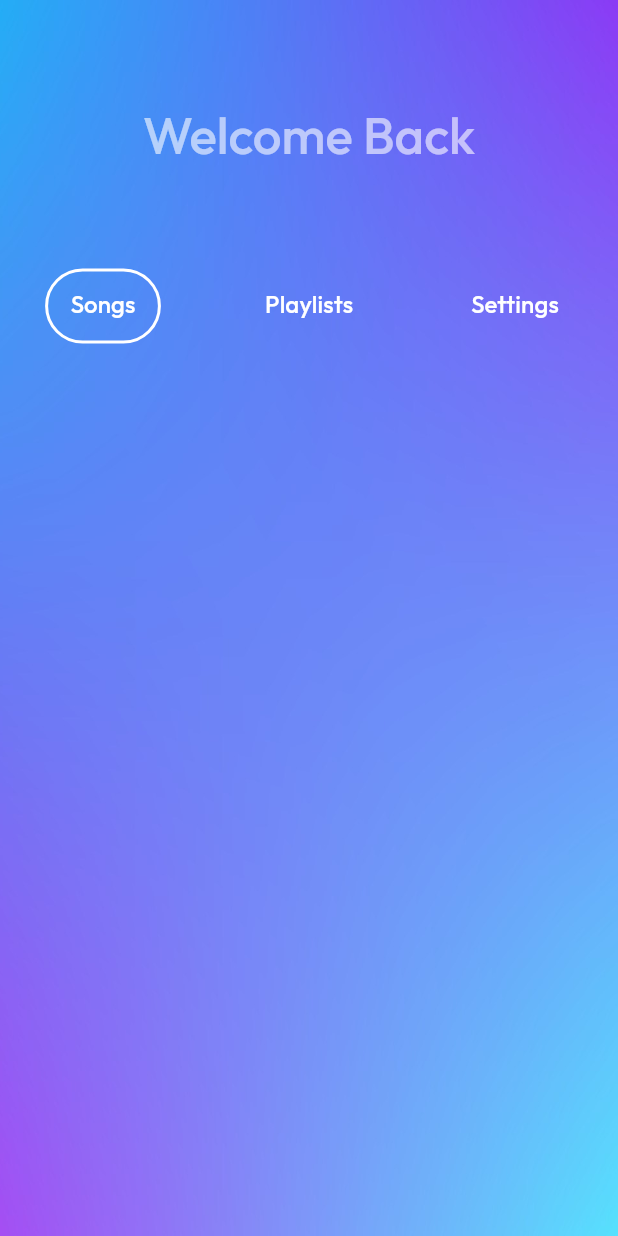
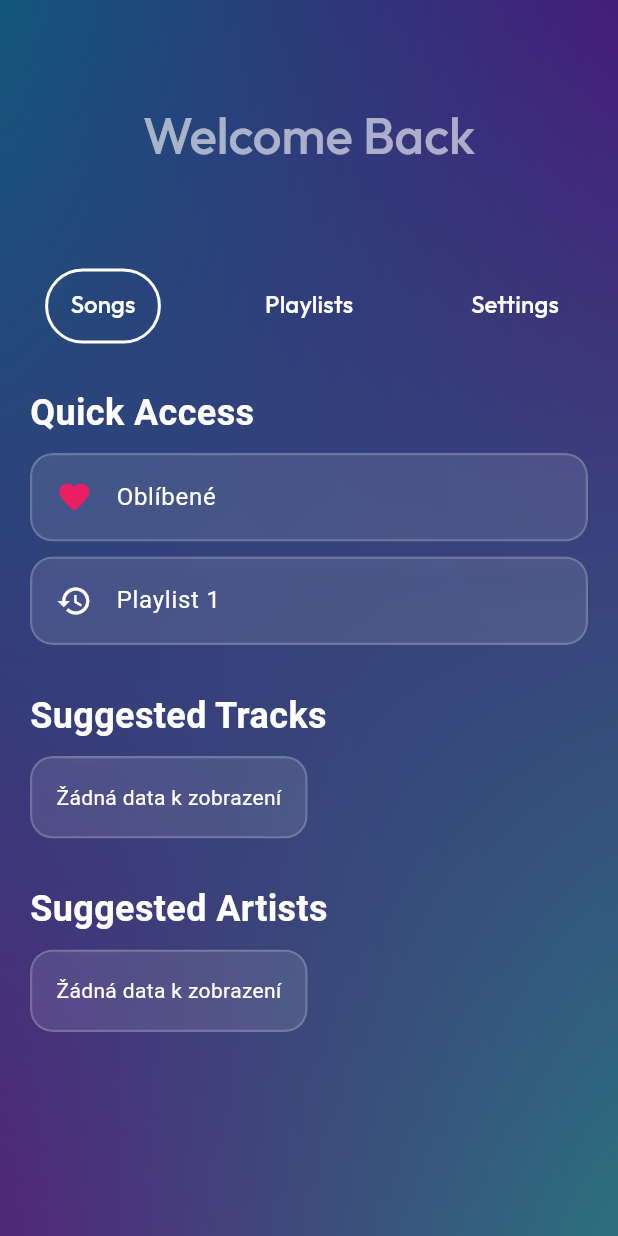
Before and after one commit to D4v31x/Aurora-Music_ALPHA, a Flutter app: the HomeScreen screen opened directly with empty values, on a phone screen of 412 x 824 dp. Run offline on Flutter 3.47's test engine with Material 3 defaults, Android fonts, the phone set to English and light mode, and no system bars; our stand-ins replace appwrite, audio_service, just_audio, on_audio_query, palette_generator, permission_handler and 3 more; missing offline and left inert: version; accounts and stored records are empty; network calls fail; statements that could not run were skipped.

Commit message:
Update home_screen.dart

```diff
--- a/assets/lang/cs.json
+++ b/assets/lang/cs.json
@@ -9,5 +9,8 @@
   "playlists": "Playlisty",
   "settings": "Nastavení",
   "user_settings": "Uživatelské nastavení",
-  "next": "Další"
+  "next": "Další",
+  "quick_access": "Rychlý přístup",
+  "suggested_tracks": "Navrhované skladby",
+  "suggested_artists": "Navrhovaní umělci"
 }
--- a/assets/lang/en.json
+++ b/assets/lang/en.json
@@ -9,5 +9,8 @@
   "playlists": "Playlists",
   "settings": "Settings",
   "user_settings": "User settings",
-  "next": "Next"
+  "next": "Next",
+  "quick_access": "Quick Access",
+  "suggested_tracks": "Suggested Tracks",
+  "suggested_artists": "Suggested Artists"
 }
--- a/lib/l18n/app_cs.arb
+++ /dev/null
@@ -1,9 +0,0 @@
-{
-  "@@locale": "cs",
-  "appTitle": "Aurora Music",
-  "setPreferences": "Nastavte preference",
-  "savePreferences": "Uložit preference",
-  "welcomeBack": "Vítejte zpět",
-  "enterPreference": "Zadejte svou preferenci",
-  "pleaseEnterPreference": "Zadejte prosím svou preferenci"
-}
--- a/lib/l18n/app_en.arb
+++ /dev/null
@@ -1,9 +0,0 @@
-{
-  "@@locale": "en",
-  "appTitle": "Aurora Music",
-  "setPreferences": "Set Preferences",
-  "savePreferences": "Save Preferences",
-  "welcomeBack": "Welcome Back",
-  "enterPreference": "Enter your preference",
-  "pleaseEnterPreference": "Please enter your preference"
-}
--- a/lib/screens/home_screen.dart
+++ b/lib/screens/home_screen.dart
@@ -9,12 +9,13 @@ import 'package:on_audio_query/on_audio_query.dart';
 import 'package:appwrite/appwrite.dart';
 import 'package:aurora_music_v01/screens/now_playing.dart';
 import 'package:palette_generator/palette_generator.dart';
+import 'dart:ui';
+import 'dart:typed_data';
 
 import '../localization/app_localizations.dart';
 
 class HomeScreen extends StatefulWidget {
   final Client client;
-
 
   const HomeScreen({super.key, required this.client});
 
@@ -261,20 +262,45 @@ class _HomeScreenState extends State<HomeScreen> with TickerProviderStateMixin {
       });
     }
 
-    return Stack(
-      children: [
-        Container(
+    Widget buildBackground() {
+      return FutureBuilder<Uint8List?>(
+        future: currentSong != null
+            ? OnAudioQuery().queryArtwork(currentSong!.id, ArtworkType.AUDIO)
+            : Future.value(null),
+        builder: (context, snapshot) {
+          ImageProvider backgroundImage;
+          if (snapshot.connectionState == ConnectionState.done && snapshot.data != null) {
+            backgroundImage = MemoryImage(snapshot.data!);
+          } else {
+            backgroundImage = AssetImage(isDarkMode
+                ? 'assets/images/background/dark_back.jpg'
+                : 'assets/images/background/light_back.jpg');
+          }
+
+          return Container(
             width: double.infinity,
+            height: double.infinity,
             decoration: BoxDecoration(
-            color: Colors.transparent,
               image: DecorationImage(
-              image: AssetImage(isDarkMode
-                  ? 'assets/images/background/dark_back.jpg'
-                  : 'assets/images/background/light_back.jpg'),
+                image: backgroundImage,
                 fit: BoxFit.cover,
               ),
             ),
+            child: BackdropFilter(
+              filter: ImageFilter.blur(sigmaX: 10, sigmaY: 10),
+              child: Container(
+                color: Colors.black.withOpacity(0.5),
               ),
+            ),
+          );
+        },
+      );
+    }
+
+
+    return Stack(
+      children: [
+        buildBackground(),
         Scaffold(
           backgroundColor: Colors.transparent,
           appBar: AppBar(
@@ -374,122 +400,15 @@ class _HomeScreenState extends State<HomeScreen> with TickerProviderStateMixin {
               ),
             ),
           ),
-          body: Stack(
-            children: [
-              TabBarView(
+          body: TabBarView(
             controller: _tabController,
             children: [
-                  ListView.builder(
-                    itemCount: songs.length,
-                    itemBuilder: (context, index) {
-                      final song = songs[index];
-                      return ListTile(
-                        leading: QueryArtworkWidget(
-                          id: song.id,
-                          type: ArtworkType.AUDIO,
-                          artworkFit: BoxFit.cover,
-                          nullArtworkWidget: const Icon(
-                            Icons.music_note,
-                            color: Colors.white,
+              buildHomeTab(),
+              const Center(
+                child: Text('Library'),
               ),
-                        ),
-                        title: Text(
-                          song.title.toString(),
-                          style: const TextStyle(color: Colors.white),
-                        ),
-                        subtitle: Text(
-                          song.artist.toString(),
-                          style: const TextStyle(color: Colors.white),
-                        ),
-                        onTap: () {
-                          _onSongTap(song);
-                        },
-                      );
-                    },
-                  ),
-                  Center(
-                    child: Text(AppLocalizations.of(context).translate('playlists'),
-                        style: const TextStyle(color: Colors.white)),
-                  ),
-                  ListView(
-                    children: [
-                      ListTile(
-                        title: const Text(
-                          'Log Out',
-                          style: TextStyle(color: Colors.white),
-                        ),
-                        subtitle: Text(
-                          AppLocalizations.of(context).translate('user_settings'),
-                          style: const TextStyle(color: Colors.grey),
-                        ),
-                        leading: const Icon(Icons.logout, color: Colors.white),
-                        onTap: logout,
-                      ),
-                    ],
-                  ),
-                ],
-              ),
-              if (currentSong != null)
-                Positioned(
-                  bottom: 16.0,
-                  left: 16.0,
-                  right: 16.0,
-                  child: GestureDetector(
-                    onTap: () => _openNowPlayingScreen(currentSong!),
-                    child: AnimatedContainer(
-                      duration: const Duration(milliseconds: 500),
-                      padding: const EdgeInsets.all(8.0),
-                      decoration: BoxDecoration(
-                        color: dominantColor ?? Colors.black.withOpacity(0.7),
-                        borderRadius: BorderRadius.circular(20.0),
-                      ),
-                      child: Row(
-                        children: [
-                          QueryArtworkWidget(
-                            id: currentSong!.id,
-                            type: ArtworkType.AUDIO,
-                            artworkFit: BoxFit.cover,
-                            artworkWidth: 50,
-                            artworkHeight: 50,
-                            nullArtworkWidget: const Icon(
-                              Icons.music_note,
-                              color: Colors.white,
-                            ),
-                          ),
-                          const SizedBox(width: 8.0),
-                          Expanded(
-                            child: Column(
-                              crossAxisAlignment: CrossAxisAlignment.start,
-                              children: [
-                                Text(
-                                  currentSong!.title,
-                                  style: TextStyle(
-                                      color: textColor ?? Colors.white, fontSize: 16.0),
-                                ),
-                                Text(
-                                  currentSong!.artist ?? 'Unknown Artist',
-                                  style: TextStyle(
-                                      color: textColor?.withOpacity(0.7) ?? Colors.grey, fontSize: 14.0),
-                                ),
-                              ],
-                            ),
-                          ),
-                          IconButton(
-                            icon: Icon(Icons.play_arrow, color: textColor ?? Colors.white),
-                            onPressed: () {
-                              // Handle play button press
-                            },
-                          ),
-                          IconButton(
-                            icon: Icon(Icons.skip_next, color: textColor ?? Colors.white),
-                            onPressed: () {
-                              // Handle next button press
-                            },
-                          ),
-                        ],
-                      ),
-                    ),
-                  ),
+              const Center(
+                child: Text('Discover'),
               ),
             ],
           ),
@@ -497,8 +416,178 @@ class _HomeScreenState extends State<HomeScreen> with TickerProviderStateMixin {
       ],
     );
   }
+
+  Widget glassmorphicContainer({required Widget child}) {
+    return ClipRRect(
+      borderRadius: BorderRadius.circular(15),
+      child: BackdropFilter(
+        filter: ImageFilter.blur(sigmaX: 10, sigmaY: 10),
+        child: Container(
+          decoration: BoxDecoration(
+            color: Colors.white.withOpacity(0.1),
+            borderRadius: BorderRadius.circular(15),
+            border: Border.all(
+              color: Colors.white.withOpacity(0.2),
+              width: 1.5,
+            ),
+          ),
+          child: child,
+        ),
+      ),
+    );
   }
 
+  Widget buildHomeTab() {
+    return SingleChildScrollView(
+      padding: const EdgeInsets.symmetric(horizontal: 20.0, vertical: 30.0),
+      child: Column(
+        crossAxisAlignment: CrossAxisAlignment.start,
+        children: [
+          Text(
+            AppLocalizations.of(context).translate('quick_access'),
+            style: const TextStyle(fontSize: 24, fontWeight: FontWeight.bold, color: Colors.white),
+          ),
+          const SizedBox(height: 10.0),
+          buildQuickAccessSection(),
+          const SizedBox(height: 30.0),
+          Text(
+            AppLocalizations.of(context).translate('suggested_tracks'),
+            style: const TextStyle(fontSize: 24, fontWeight: FontWeight.bold, color: Colors.white),
+          ),
+          const SizedBox(height: 10.0),
+          buildSuggestedTracksSection(),
+          const SizedBox(height: 30.0),
+          Text(
+            AppLocalizations.of(context).translate('suggested_artists'),
+            style: const TextStyle(fontSize: 24, fontWeight: FontWeight.bold, color: Colors.white),
+          ),
+          const SizedBox(height: 10.0),
+          buildSuggestedArtistsSection(),
+        ],
+      ),
+    );
+  }
+
+                      Widget buildQuickAccessSection() {
+                        final favoritesPlaylist = 'Oblíbené';
+                        final recentlyListenedPlaylists = ['Playlist 1']; // This should be dynamically populated
+
+                        if (favoritesPlaylist.isNotEmpty || recentlyListenedPlaylists.isNotEmpty) {
+                          return Column(
+                            children: [
+                              if (favoritesPlaylist.isNotEmpty)
+                                glassmorphicContainer(
+                                  child: ListTile(
+                                    leading: const Icon(Icons.favorite, color: Colors.pink),
+                                    title: Text(favoritesPlaylist, style: const TextStyle(color: Colors.white)),
+                                    onTap: () {
+                                      // Navigate to the favorites playlist
+                                    },
+                                  ),
+                                ),
+                              if (recentlyListenedPlaylists.isNotEmpty)
+                                Padding(
+                                  padding: const EdgeInsets.only(top: 10),
+                                  child: glassmorphicContainer(
+                                    child: ListTile(
+                                      leading: const Icon(Icons.history, color: Colors.white),
+                                      title: Text(recentlyListenedPlaylists[0], style: const TextStyle(color: Colors.white)),
+                                      onTap: () {
+                                        // Navigate to the recently listened playlist
+                                      },
+                                    ),
+                                  ),
+                                ),
+                            ],
+                          );
+                        } else {
+                          return glassmorphicContainer(
+                            child: const Padding(
+                              padding: EdgeInsets.all(16.0),
+                              child: Text('Žádná data k zobrazení', style: TextStyle(color: Colors.white)),
+                            ),
+                          );
+                        }
+                      }
+
+
+  Widget buildSuggestedTracksSection() {
+    if (songs.isNotEmpty) {
+      final randomSongs = (songs.toList()..shuffle()).take(3).toList();
+      return Column(
+        children: randomSongs.map((song) {
+          return Padding(
+            padding: const EdgeInsets.only(bottom: 10),
+            child: glassmorphicContainer(
+              child: ListTile(
+                leading: QueryArtworkWidget(
+                  id: song.id,
+                  type: ArtworkType.AUDIO,
+                  nullArtworkWidget: const Icon(Icons.music_note, color: Colors.white),
+                ),
+                title: Text(song.title, style: const TextStyle(color: Colors.white)),
+                subtitle: Text(song.artist ?? 'Unknown Artist', style: const TextStyle(color: Colors.grey)),
+                trailing: const Icon(Icons.favorite_border, color: Colors.white),
+                onTap: () {
+                  _onSongTap(song);
+                  _openNowPlayingScreen(song);
+                },
+              ),
+            ),
+          );
+        }).toList(),
+      );
+    } else {
+      return glassmorphicContainer(
+        child: const Padding(
+          padding: EdgeInsets.all(16.0),
+          child: Text('Žádná data k zobrazení', style: TextStyle(color: Colors.white)),
+        ),
+      );
+    }
+  }
+
+  Widget buildSuggestedArtistsSection() {
+    if (songs.isNotEmpty) {
+      final uniqueArtists = songs
+          .map((song) => song.artist)
+          .where((artist) => artist != null)
+          .toSet()
+          .toList();
+
+      if (uniqueArtists.isNotEmpty) {
+        final randomArtists = (uniqueArtists.toList()..shuffle()).take(3).toList();
+        return Row(
+          mainAxisAlignment: MainAxisAlignment.spaceBetween,
+          children: randomArtists.map((artist) {
+            return glassmorphicContainer(
+              child: Padding(
+                padding: const EdgeInsets.all(16.0),
+                child: Column(
+                  children: [
+                    CircleAvatar(
+                      radius: 40,
+                      backgroundImage: NetworkImage('https://example.com/artist_image.jpg'), // Replace with actual artist image URL
+                      child: artist!.isNotEmpty ? null : const Icon(Icons.person, size: 40, color: Colors.white),
+                    ),
+                    const SizedBox(height: 8),
+                    Text(artist, style: const TextStyle(color: Colors.white)),
+                  ],
+                ),
+              ),
+            );
+          }).toList(),
+        );
+      }
+    }
+    return glassmorphicContainer(
+      child: const Padding(
+        padding: EdgeInsets.all(16.0),
+        child: Text('Žádná data k zobrazení', style: TextStyle(color: Colors.white)),
+      ),
+    );
+  }
+}
 class OutlineIndicator extends Decoration {
   const OutlineIndicator({
     this.color = Colors.white,
@@ -523,6 +612,7 @@ class OutlineIndicator extends Decoration {
     );
   }
 }
+
 
 class _OutlinePainter extends BoxPainter {
   _OutlinePainter({
```
Lines whose indentation alone changed are shown as unchanged.
